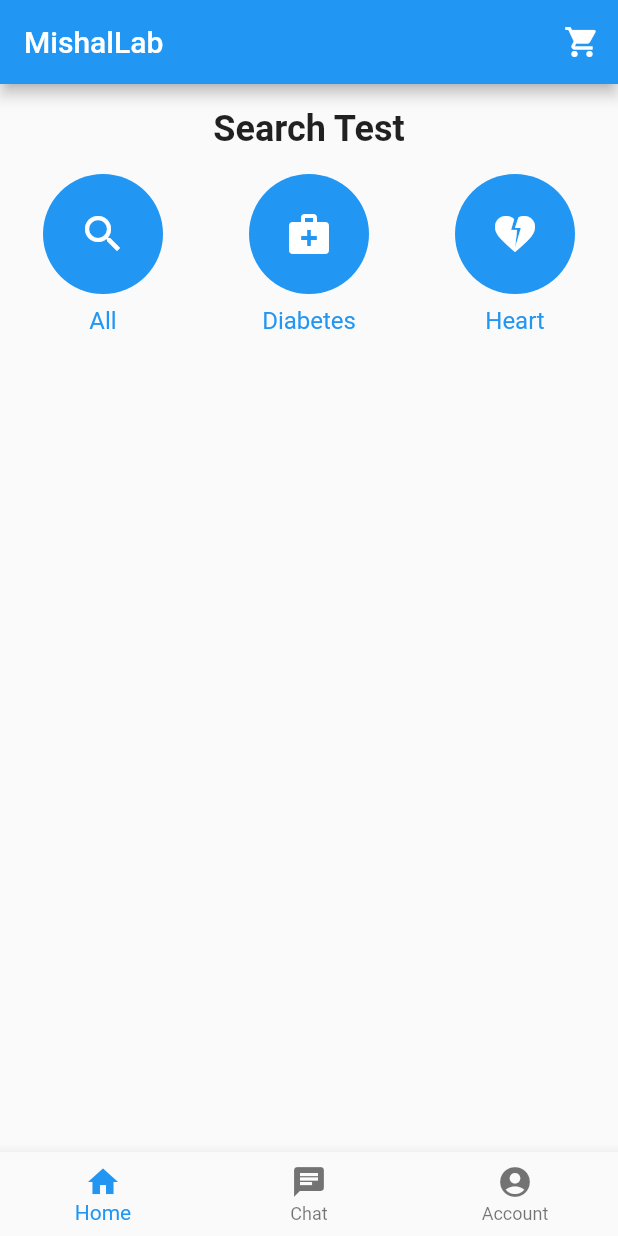
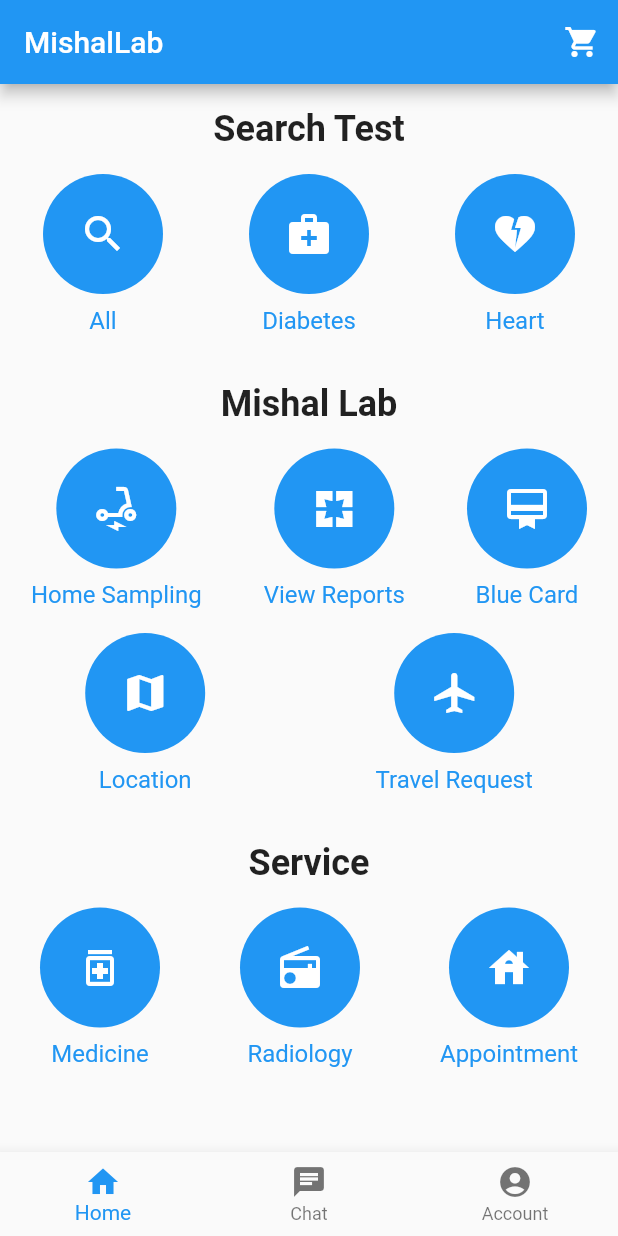
Before and after one commit to Hadiyahsaeed/MishalLab, a Flutter app: the screen it shows after launch, on a phone screen of 412 x 824 dp. Run offline on Flutter 3.47's test engine with Material 2 defaults, Android fonts, the phone set to English and light mode, and no system bars.

Commit message:
Update main.dart
Added whole section Service, in it we added 3 icons medicine, radiology and appointment

```diff
--- a/lib/main.dart
+++ b/lib/main.dart
@@ -96,6 +96,8 @@
   }
 }
 
+
+
 class HomePage extends StatelessWidget {
   const HomePage({Key? key}) : super(key: key);
 
@@ -134,6 +136,88 @@
               ),
             ],
           ),
+
+          const SizedBox(height: 16), // Space between sections
+
+          const Padding(
+            padding: EdgeInsets.all(16.0),
+            child: Text(
+              'Mishal Lab',
+              style: TextStyle(
+                fontSize: 24, // Adjust the font size as needed
+                fontWeight: FontWeight.bold,
+              ),
+            ),
+          ),
+          Row(
+            mainAxisAlignment: MainAxisAlignment.spaceAround,
+            children: [
+              _buildLabButtonWithIcon(
+                Icons.electric_scooter, // Replace with your icon
+                'Home Sampling', // Label for the first button
+                context,
+              ),
+              _buildLabButtonWithIcon(
+                Icons.pages_sharp, // Replace with your icon
+                'View Reports', // Label for the second button
+                context,
+              ),
+              _buildLabButtonWithIcon(
+                Icons.card_membership, // Replace with your icon
+                'Blue Card', // Label for the third button
+                context,
+              ),
+            ],
+          ),
+          const SizedBox(height: 16), // Space between rows
+          Row(
+            mainAxisAlignment: MainAxisAlignment.spaceAround,
+            children: [
+              _buildLabButtonWithIcon(
+                Icons.map, // Replace with your icon
+                'Location', // Label for the fourth button
+                context,
+              ),
+              _buildLabButtonWithIcon(
+                Icons.airplanemode_on, // Replace with your icon
+                'Travel Request', // Label for the fifth button
+                context,
+              ),
+            ],
+          ),
+
+          const SizedBox(height: 16), // Space before "Service" heading
+
+          const Padding(
+            padding: EdgeInsets.all(16.0),
+            child: Text(
+              'Service', // Add the "Service" heading
+              style: TextStyle(
+                fontSize: 24, // Adjust the font size as needed
+                fontWeight: FontWeight.bold,
+              ),
+            ),
+          ),
+          Row(
+            mainAxisAlignment: MainAxisAlignment.spaceAround,
+            children: [
+              _buildServiceIconWithLabel(
+                Icons.medication_outlined, // Replace with your icon
+                'Medicine', // Label for the first service
+                context,
+              ),
+              _buildServiceIconWithLabel(
+                Icons.radio, // Replace with your icon
+                'Radiology', // Label for the second service
+                context,
+              ),
+              _buildServiceIconWithLabel(
+                Icons.house, // Replace with your icon
+                'Appointment', // Label for the third service
+                context,
+              ),
+            ],
+          ),
         ],
       ),
     );
@@ -168,4 +252,66 @@
       ],
     );
   }
+
+  Widget _buildLabButtonWithIcon(
+      IconData icon, String label, BuildContext context) {
+    return Column(
+      children: [
+        Container(
+          width: 80, // Adjust the width of the circular background
+          height: 80, // Adjust the height of the circular background
+          decoration: const BoxDecoration(
+            shape: BoxShape.circle,
+            color: Colors.blue, // Set the circular background color
+          ),
+          child: Center(
+            child: Icon(
+              icon,
+              color: Colors.white, // Set the icon color to white
+              size: 32, // Adjust the icon size as needed
+            ),
+          ),
+        ),
+        const SizedBox(height: 8), // Space between icon and label
+        Text(
+          label,
+          style: const TextStyle(
+            color: Colors.blue, // Set the label color to blue
+            fontSize: 16, // Adjust the label font size as needed
+          ),
+        ),
+      ],
+    );
+  }
+
+  Widget _buildServiceIconWithLabel(
+      IconData icon, String label, BuildContext context) {
+return Column(
+      children: [
+        Container(
+          width: 80, // Adjust the width of the circular background
+          height: 80, // Adjust the height of the circular background
+          decoration: const BoxDecoration(
+            shape: BoxShape.circle,
+            color: Colors.blue, // Set the circular background color
+          ),
+          child: Center(
+            child: Icon(
+              icon,
+              color: Colors.white, // Set the icon color to white
+              size: 32, // Adjust the icon size as needed
+            ),
+          ),
+        ),
+        const SizedBox(height: 8), // Space between icon and label
+        Text(
+          label,
+          style: const TextStyle(
+            color: Colors.blue, // Set the label color to blue
+            fontSize: 16, // Adjust the label font size as needed
+          ),
+        ),
+      ],
+    );
+  }
 }
```
